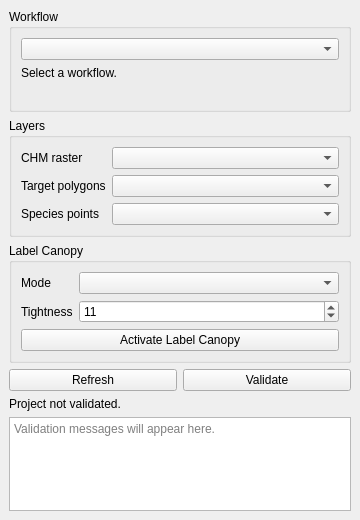
Above: forest_labeler_dockwidget_base.ui from sticholas/forestlabeler before the change. Below: the same form after it.
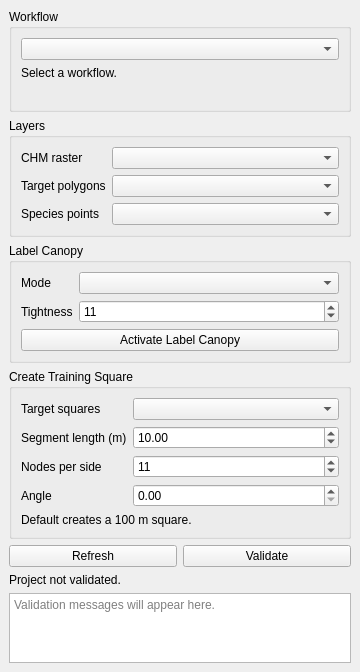
That is the form after the change.

Commit message: feat: add workflow specific training square controls

The edit to the form file:
```diff
--- a/forest_labeler_dockwidget_base.ui
+++ b/forest_labeler_dockwidget_base.ui
@@ -136,6 +136,99 @@
       </layout>
      </widget>
     </item>
+    <item>
+     <widget class="QGroupBox" name="trainingSquareGroupBox">
+      <property name="title">
+       <string>Create Training Square</string>
+      </property>
+      <layout class="QVBoxLayout" name="trainingSquareLayout">
+       <item>
+        <layout class="QFormLayout" name="trainingSquareFormLayout">
+         <item row="0" column="0">
+          <widget class="QLabel" name="squareTargetLayerLabel">
+           <property name="text">
+            <string>Target squares</string>
+           </property>
+          </widget>
+         </item>
+         <item row="0" column="1">
+          <widget class="QComboBox" name="squareTargetLayerComboBox"/>
+         </item>
+         <item row="1" column="0">
+          <widget class="QLabel" name="squareSegmentLengthLabel">
+           <property name="text">
+            <string>Segment length (m)</string>
+           </property>
+          </widget>
+         </item>
+         <item row="1" column="1">
+          <widget class="QDoubleSpinBox" name="squareSegmentLengthSpinBox">
+           <property name="minimum">
+            <double>0.100000000000000</double>
+           </property>
+           <property name="maximum">
+            <double>10000.000000000000000</double>
+           </property>
+           <property name="value">
+            <double>10.000000000000000</double>
+           </property>
+          </widget>
+         </item>
+         <item row="2" column="0">
+          <widget class="QLabel" name="squareNodesPerSideLabel">
+           <property name="text">
+            <string>Nodes per side</string>
+           </property>
+          </widget>
+         </item>
+         <item row="2" column="1">
+          <widget class="QSpinBox" name="squareNodesPerSideSpinBox">
+           <property name="minimum">
+            <number>2</number>
+           </property>
+           <property name="maximum">
+            <number>1001</number>
+           </property>
+           <property name="value">
+            <number>11</number>
+           </property>
+          </widget>
+         </item>
+         <item row="3" column="0">
+          <widget class="QLabel" name="squareAngleLabel">
+           <property name="text">
+            <string>Angle</string>
+           </property>
+          </widget>
+         </item>
+         <item row="3" column="1">
+          <widget class="QDoubleSpinBox" name="squareAngleSpinBox">
+           <property name="minimum">
+            <double>0.000000000000000</double>
+           </property>
+           <property name="maximum">
+            <double>359.990000000000009</double>
+           </property>
+           <property name="value">
+            <double>0.000000000000000</double>
+           </property>
+          </widget>
+         </item>
+        </layout>
+       </item>
+       <item>
+        <widget class="QLabel" name="trainingSquareSummaryLabel">
+         <property name="text">
+          <string>Default creates a 100 m square.</string>
+         </property>
+         <property name="wordWrap">
+          <bool>true</bool>
+         </property>
+        </widget>
+       </item>
+      </layout>
+     </widget>
+    </item>
     <item>
      <layout class="QHBoxLayout" name="buttonLayout">
       <item>
```
The commit also changes 5 other files.
